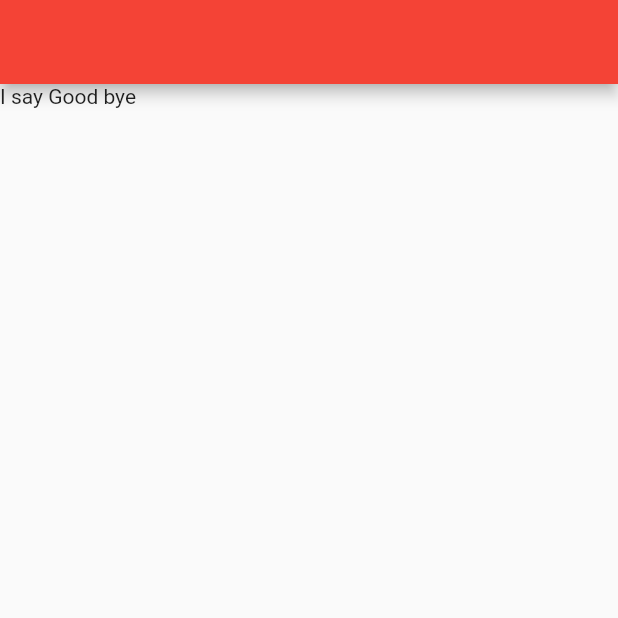
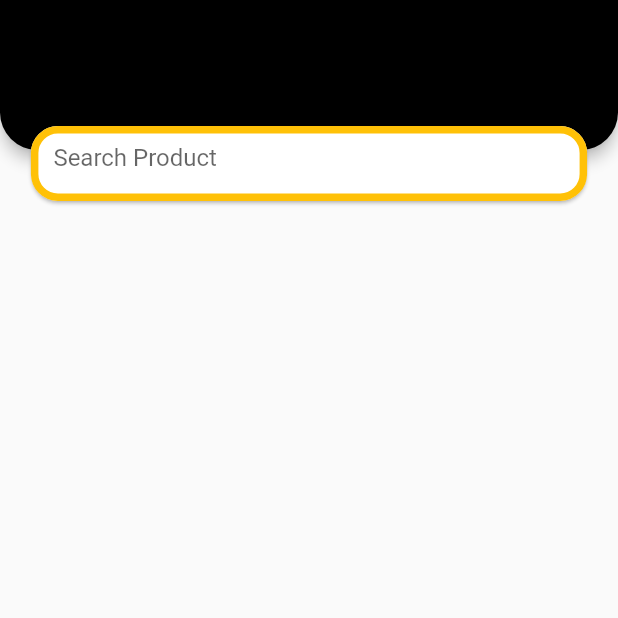
Before and after one commit to Thaniya05/Appshop, a Flutter app: the screen it shows after launch, on a phone screen of 412 x 824 dp, the top half of it. Run offline on Flutter 3.47's test engine with Material 2 defaults, Android fonts, the phone set to English and light mode, and no system bars; our stand-ins replace bloc, carousel_slider, flutter_bloc.

Commit message:
update firstpage.dart

```diff
--- a/appshop/lib/bloc/shop_bloc.dart
+++ b/appshop/lib/bloc/shop_bloc.dart
@@ -1,5 +1,3 @@
-import 'dart:html';
-
 import 'package:bloc/bloc.dart';
 import 'package:meta/meta.dart';
 
@@ -9,19 +7,25 @@ part 'shop_state.dart';
 class ShopBloc extends Bloc<ShopEvent, ShopState> {
   ShopBloc() : super(ShopInitial()) {
     on<ShopEvent>((event, emit) async {
+      /*
       emit(ShopLoading());
       //print("hello");
       try {
         var data = loadDataDummy();
+        //print(data);
         if (data == null) {
           emit(ShopErrorState("not found data"));
           return;
         }
         await Future.delayed(Duration(milliseconds: 2000))
             .then((value) => emit(ShopFinishState(data)));
+
+        ShopFinishState(data);
       } catch (e) {
         emit(ShopErrorState(e.toString()));
       }
+      */
+      emit(ShopFinishState("hello"));
     });
   }
 }
--- a/appshop/lib/main.dart
+++ b/appshop/lib/main.dart
@@ -1,4 +1,4 @@
-import 'package:appshop/views/firstpage.dart';
+import 'package:appshop/views/mainpage.dart';
 import 'package:flutter/material.dart';
 import 'package:flutter_bloc/flutter_bloc.dart';
 
@@ -15,37 +15,21 @@ class MyApp extends StatelessWidget {
   @override
   Widget build(BuildContext context) {
     return MaterialApp(
+      debugShowCheckedModeBanner: false,
       title: 'Flutter Demo',
       theme: ThemeData(
-          // This is the theme of your application.
-          //
-          // Try running your application with "flutter run". You'll see the
-          // application has a blue toolbar. Then, without quitting the app, try
-          // changing the primarySwatch below to Colors.green and then invoke
-          // "hot reload" (press "r" in the console where you ran "flutter run",
-          // or simply save your changes to "hot reload" in a Flutter IDE).
-          // Notice that the counter didn't reset back to zero; the application
-          // is not restarted.
         primarySwatch: Colors.blue,
       ),
       home: BlocProvider(
         create: (context) => ShopBloc(),
         child: MainPage(),
-        ));
+      ),
+    );
   }
 }
 
 class MyHomePage extends StatefulWidget {
   const MyHomePage({super.key, required this.title});
-
-  // This widget is the home page of your application. It is stateful, meaning
-  // that it has a State object (defined below) that contains fields that affect
-  // how it looks.
-
-  // This class is the configuration for the state. It holds the values (in this
-  // case the title) provided by the parent (in this case the App widget) and
-  // used by the build method of the State. Fields in a Widget subclass are
-  // always marked "final".
 
   final String title;
 
@@ -58,11 +42,6 @@ class _MyHomePageState extends State<MyHomePage> {
 
   void _incrementCounter() {
     setState(() {
-      // This call to setState tells the Flutter framework that something has
-      // changed in this State, which causes it to rerun the build method below
-      // so that the display can reflect the updated values. If we changed
-      // _counter without calling setState(), then the build method would not be
-      // called again, and so nothing would appear to happen.
       _counter++;
     });
   }
--- a/appshop/lib/views/firstpage.dart
+++ /dev/null
@@ -1,31 +0,0 @@
-import 'package:appshop/bloc/shop_bloc.dart';
-import 'package:flutter/material.dart';
-import 'package:bloc/bloc.dart';
-import 'package:flutter_bloc/flutter_bloc.dart';
-
-class MainPage extends StatelessWidget {
-  const MainPage({super.key});
-
-  @override
-  Widget build(BuildContext context) {
-    BlocProvider.of<ShopBloc>(context).add(SearchEvent("hello"));
-    return BlocBuilder<ShopBloc, ShopState>(
-      builder: (context, state) {
-        if (state is ShopLoading || state is ShopInitial) {
-          return CircularProgressIndicator();
-        }
-        if (state is ShopFinishState) {
-          return Scaffold(
-            appBar: AppBar(
-              backgroundColor: Colors.red,
-            ),
-            body: Container(
-              child: Text(state.smt),
-            ),
-          );
-        }
-        return Scaffold();
-      },
-    );
-  }
-}
--- /dev/null
+++ b/appshop/lib/views/widget/CustomAppbar.dart
@@ -0,0 +1,63 @@
+import 'package:flutter/material.dart';
+
+class AppbarwithSearch extends StatelessWidget {
+  const AppbarwithSearch({
+    super.key,
+  });
+
+  @override
+  Widget build(BuildContext context) {
+    return Stack(
+      children: <Widget>[
+        Container(
+          height: 100,
+          //color: Colors.black,
+          child: AppBar(
+            backgroundColor: Colors.black,
+            shape: const RoundedRectangleBorder(
+              borderRadius: BorderRadius.only(
+                  bottomRight: Radius.circular(25),
+                  bottomLeft: Radius.circular(25)),
+            ),
+            /* leading: const InkWell(
+              onTap: null,
+              child: Icon(Icons.keyboard_backspace),
+            ),*/
+          ),
+        ),
+        Center(
+          child: Container(
+            padding: const EdgeInsets.only(top: 80),
+            child: Card(
+              shape: const RoundedRectangleBorder(
+                borderRadius: BorderRadius.all(Radius.circular(18)),
+                side: BorderSide(
+                  color: Colors.amber,
+                  width: 5,
+                ),
+              ),
+              child: Container(
+                width: MediaQuery.of(context).size.width * 0.9,
+                height: 50,
+                padding: EdgeInsets.all(5),
+                child: Container(
+                  //color: Colors.red,
+                  margin: const EdgeInsets.fromLTRB(10, 0, 10, 5),
+                  child: TextField(
+                    maxLines: 1,
+                    decoration: InputDecoration(
+                      border: InputBorder.none,
+                      hintText: 'Search Product',
+                    ),
+                  ),
+                ),
+
+                //color: Colors.amber,
+              ),
+            ),
+          ),
+        )
+      ],
+    );
+  }
+}
--- a/appshop/pubspec.yaml
+++ b/appshop/pubspec.yaml
@@ -37,6 +37,7 @@ dependencies:
   cupertino_icons: ^1.0.2
   bloc: ^8.1.1
   flutter_bloc: ^8.1.2
+  carousel_slider: ^4.2.1
 
 dev_dependencies:
   flutter_test:
```
Also changed, not shown: appshop/lib/views/mainpage.dart (added, +100 -0 lines), appshop/pubspec.lock. Lines whose indentation alone changed are shown as unchanged.
